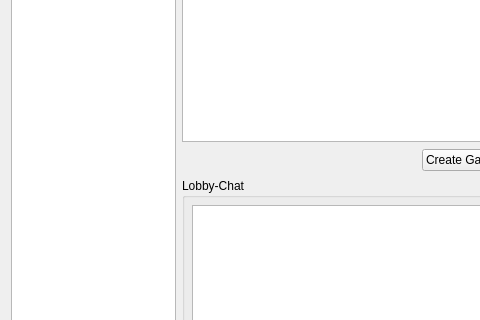
Old version of the form src/gui/qt/gamelobbydialog.ui in the repository pokerth/pokerth; both pictures show x 0 to 480 and y 144 to 464 of the 875 by 618 pixel window.
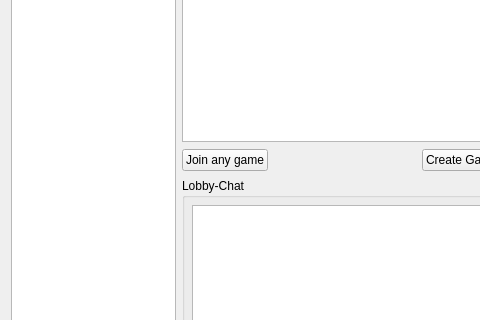
New version of the form. Custom widgets are drawn as their Qt base class.

Commit message: adds "join any game" button + translation strings update

The edit to the form file:
```diff
--- a/src/gui/qt/gamelobbydialog.ui
+++ b/src/gui/qt/gamelobbydialog.ui
@@ -402,6 +402,13 @@
      <property name="bottomMargin" >
       <number>0</number>
      </property>
+     <item>
+      <widget class="QPushButton" name="pushButton_joinAnyGame" >
+       <property name="text" >
+        <string>Join any game</string>
+       </property>
+      </widget>
+     </item>
      <item>
       <spacer>
        <property name="orientation" >
```
The commit also changes 16 other files.
